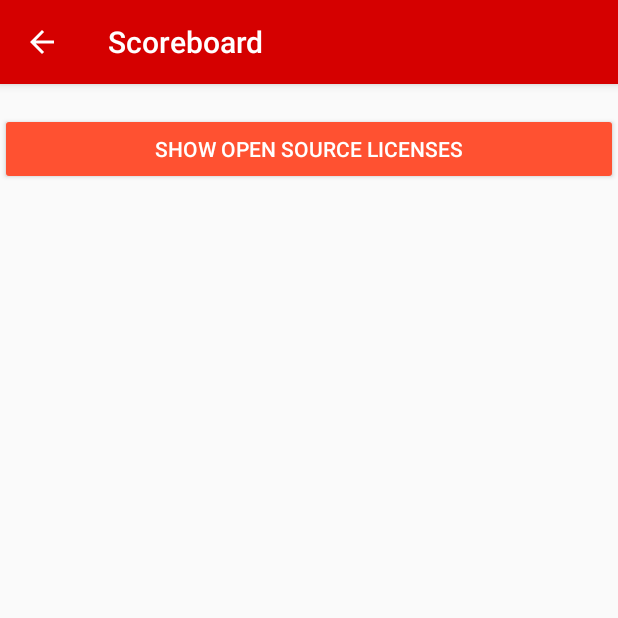
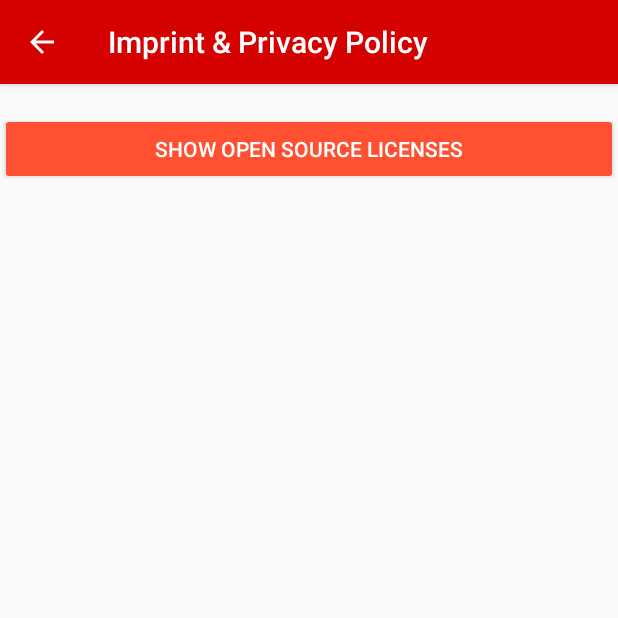
Before and after one commit to vatbub/Scoreboard, an Android app: the AboutActivity screen opened directly, with no data from a screen before it, on a phone screen of 412 x 824 dp, the top half of it. Run offline under Robolectric (Android 15) with nearby library versions, the phone set to English and light mode, and no system bars; libraries missing offline, so code that uses them is left out: org.commonmark.parser, ru.noties.markwon; 9 statements that could not run were skipped.

Commit message:
Changed the title of the about activity

```diff
--- a/app/src/main/java/com/github/vatbub/scoreboard/view/AboutActivity.kt
+++ b/app/src/main/java/com/github/vatbub/scoreboard/view/AboutActivity.kt
@@ -32,6 +32,7 @@ class AboutActivity : AppCompatActivity() {
     override fun onCreate(savedInstanceState: Bundle?) {
         super.onCreate(savedInstanceState)
         setContentView(R.layout.activity_about)
+        setTitle(R.string.activity_about_title)
         supportActionBar?.setDisplayHomeAsUpEnabled(true)
         displayMarkdown(R.raw.about)
         setButtonListenersUp()
--- a/app/src/main/res/values/strings.xml
+++ b/app/src/main/res/values/strings.xml
@@ -69,7 +69,7 @@
     <string name="action_hide_sub_total">Hide subtotals</string>
     <string name="manage_saved_games_title">Delete saved games</string>
     <string name="load_game_title">Load game</string>
-    <string name="sidebar_open_source_licenses">Open source licenses</string>
     <string name="activity_open_source_licenses_title">Open source licenses</string>
     <string name="imprint_button_open_source_licenses">Show open source licenses</string>
+    <string name="activity_about_title">Imprint &amp; Privacy Policy</string>
 </resources>
```
Also changed, not shown: 1 other file.
